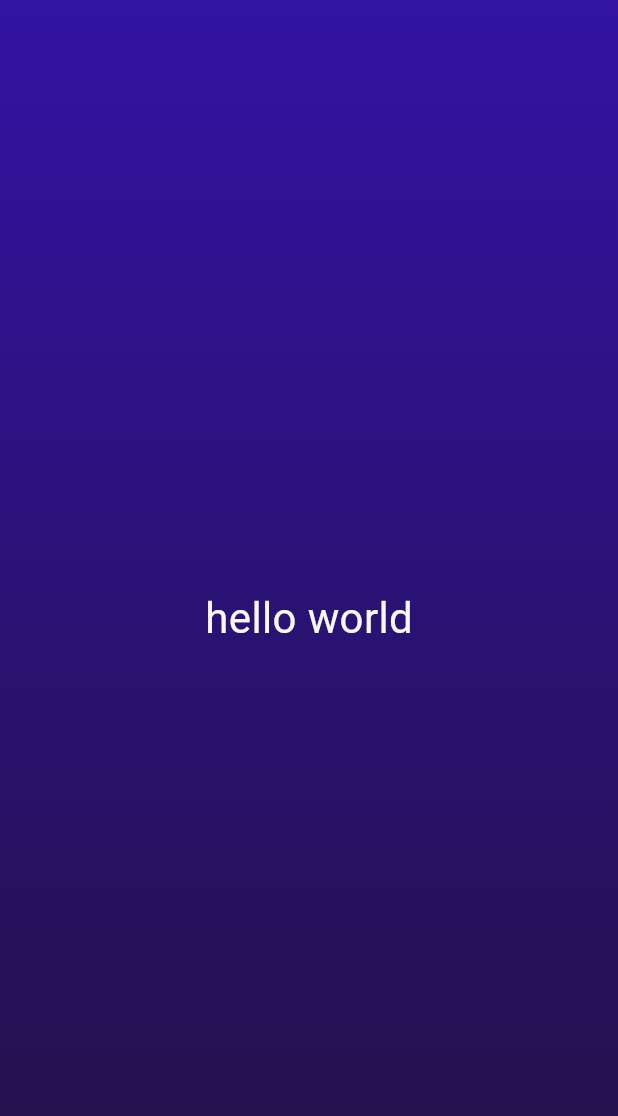
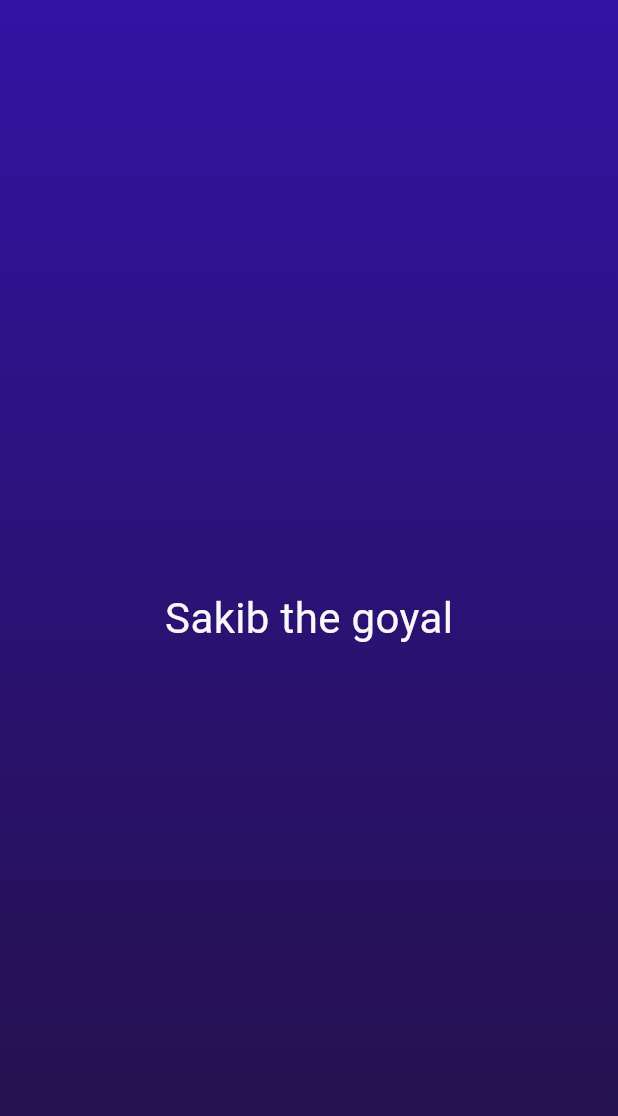
Before and after one commit to imrojhimal/flutter-first-app, a Flutter app: the screen it shows after launch, on a phone screen of 412 x 824 dp. Shown: the top 1116 px of the screen. Run offline on Flutter 3.47's test engine with Material 3 defaults, Android fonts, the phone set to English and light mode, and no system bars.

Commit message:
making widget reusable

```diff
--- a/lib/gradient_container.dart
+++ b/lib/gradient_container.dart
@@ -18,7 +18,7 @@ class GradientContainer extends StatelessWidget{
             )
           ),
           child: const Center(
-            child:StyleText() ,
+            child:StyleText("Sakib the goyal") ,
         ),
       );
   }
--- a/lib/styletext.dart
+++ b/lib/styletext.dart
@@ -1,12 +1,13 @@
 import 'package:flutter/material.dart';
 class StyleText extends StatelessWidget
 {
-  const StyleText({super.key});
+  const StyleText(this.text,{super.key});
+   final String text;
   @override
   Widget build(context)
   {
-    return const Text("hello world",
-            style:TextStyle(
+    return  Text(text,
+            style:const TextStyle(
             color:Color.fromARGB(255, 248, 248, 248),
             fontSize: 28.0,
             ),
```
